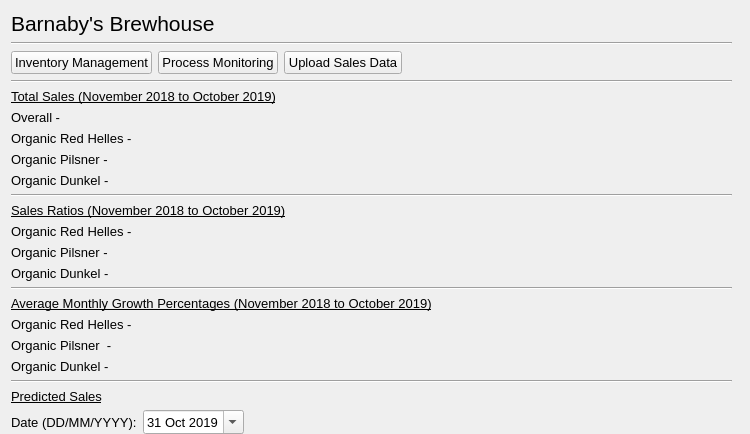
IsaacCheng9/brewhouse-management, file brewhouse.ui: the form before one commit; both pictures show x 0 to 750 and y 0 to 434 of the 750 by 900 pixel window.
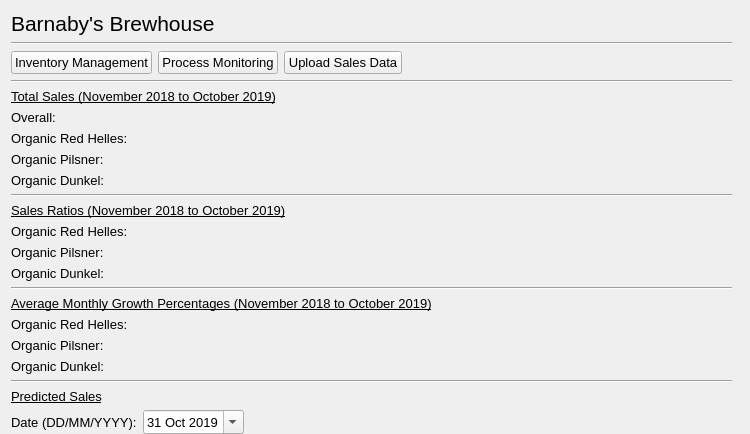
The form after the commit.

```diff
--- a/brewhouse.ui
+++ b/brewhouse.ui
@@ -111,28 +111,28 @@
      <item>
       <widget class="QLabel" name="lbl_overall_sales">
        <property name="text">
-        <string>Overall - </string>
+        <string>Overall: </string>
        </property>
       </widget>
      </item>
      <item>
       <widget class="QLabel" name="lbl_red_helles_sales">
        <property name="text">
-        <string>Organic Red Helles - </string>
+        <string>Organic Red Helles: </string>
        </property>
       </widget>
      </item>
      <item>
       <widget class="QLabel" name="lbl_pilsner_sales">
        <property name="text">
-        <string>Organic Pilsner - </string>
+        <string>Organic Pilsner: </string>
        </property>
       </widget>
      </item>
      <item>
       <widget class="QLabel" name="lbl_dunkel_sales">
        <property name="text">
-        <string>Organic Dunkel - </string>
+        <string>Organic Dunkel: </string>
        </property>
       </widget>
      </item>
@@ -158,21 +158,21 @@
      <item>
       <widget class="QLabel" name="lbl_red_helles_ratio">
        <property name="text">
-        <string>Organic Red Helles - </string>
+        <string>Organic Red Helles: </string>
        </property>
       </widget>
      </item>
      <item>
       <widget class="QLabel" name="lbl_pilsner_ratio">
        <property name="text">
-        <string>Organic Pilsner - </string>
+        <string>Organic Pilsner: </string>
        </property>
       </widget>
      </item>
      <item>
       <widget class="QLabel" name="lbl_dunkel_ratio">
        <property name="text">
-        <string>Organic Dunkel - </string>
+        <string>Organic Dunkel:</string>
        </property>
       </widget>
      </item>
@@ -198,21 +198,21 @@
      <item>
       <widget class="QLabel" name="lbl_red_helles_growth">
        <property name="text">
-        <string>Organic Red Helles - </string>
+        <string>Organic Red Helles: </string>
        </property>
       </widget>
      </item>
      <item>
       <widget class="QLabel" name="lbl_pilsner_growth">
        <property name="text">
-        <string>Organic Pilsner  - </string>
+        <string>Organic Pilsner: </string>
        </property>
       </widget>
      </item>
      <item>
       <widget class="QLabel" name="lbl_dunkel_growth">
        <property name="text">
-        <string>Organic Dunkel - </string>
+        <string>Organic Dunkel: </string>
        </property>
       </widget>
      </item>
```
